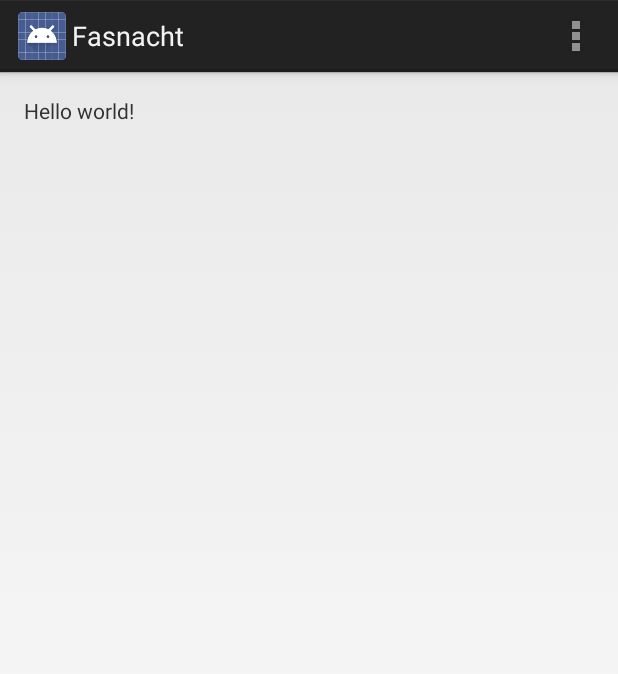
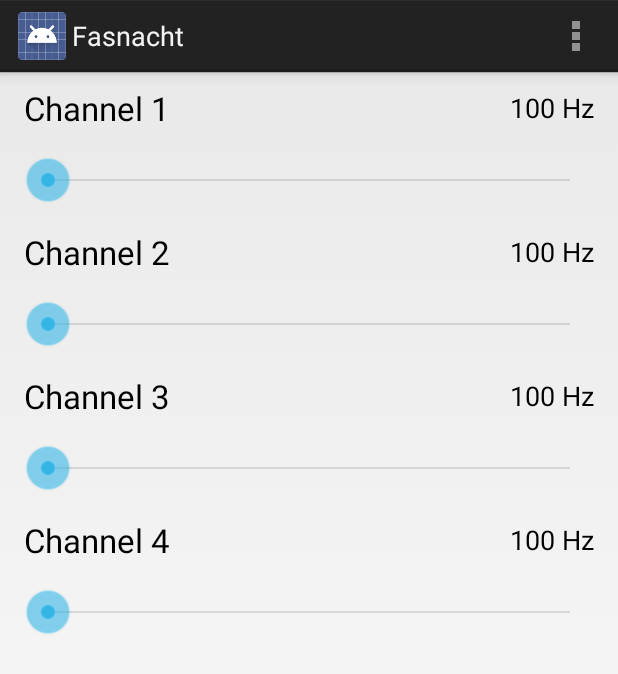
Before and after one commit to fabian/fasnacht2014, an Android app: the screen it shows after launch (ChannelFrequency), on a phone screen of 412 x 824 dp. Shown: the top 674 px of the screen. Run offline under Robolectric (Android 15) with nearby library versions, the phone set to English and light mode, and no system bars.

Commit message:
Added ui elements and representation in code.

```diff
--- a/android/Fasnacht/Fasnacht/src/main/java/eddy/fasnacht/ChannelFrequency.java
+++ b/android/Fasnacht/Fasnacht/src/main/java/eddy/fasnacht/ChannelFrequency.java
@@ -1,30 +1,98 @@
 package eddy.fasnacht;
 
 import android.app.Activity;
-import android.app.ActionBar;
-import android.app.Fragment;
 import android.os.Bundle;
-import android.view.LayoutInflater;
 import android.view.Menu;
 import android.view.MenuItem;
 import android.view.View;
-import android.view.ViewGroup;
-import android.os.Build;
+import android.widget.SeekBar;
+import android.widget.TextView;
 
+import static android.widget.SeekBar.OnSeekBarChangeListener;
+
+/**
+ * Channel frequency ui. Displays one seekbar for each channel_frequency_item. Allows the user to
+ * set a frequency per channel_frequency_item.
+ *
+ * TODO: set correct vaulues for min and max frequency.
+ * NICE: save frequencies when closing application.
+ *
+ * @author adrian
+ */
 public class ChannelFrequency extends Activity {
+
+    /**
+     * Maximum frequency allowed.
+     */
+    private static final int MAX_FREQUENCY = 1000;
+
+    /**
+     * Minimum frequency allowed.
+     */
+    private static final int MIN_FREQUENCY = 100;
+
+    /**
+     * Code representation of one channel_frequency_item in ui.
+     */
+    private static class ChannelFrequencyItem {
+
+        private Activity activity;
+        private TextView textTitle;
+        private TextView textDetail;
+        private SeekBar seekBar;
+
+        private int frequency = MIN_FREQUENCY;
+
+        public ChannelFrequencyItem(Activity activity, View view, int channelId) {
+            this.activity = activity;
+            textTitle = (TextView) view.findViewById(R.id.textTitle);
+            textDetail = (TextView) view.findViewById(R.id.textDetail);
+            seekBar = (SeekBar) view.findViewById(R.id.seekBar);
+
+            textTitle.setText(activity.getText(R.string.channel) + " " + channelId);
+            seekBar.setMax(MAX_FREQUENCY + MIN_FREQUENCY);
+            seekBar.setOnSeekBarChangeListener(new OnSeekBarChangeListener() {
+                @Override
+                public void onProgressChanged(SeekBar seekBar, int progress, boolean fromUser) {
+                    frequency = progress + MIN_FREQUENCY;
+                    updateDetailText();
+                }
+
+                @Override
+                public void onStartTrackingTouch(SeekBar seekBar) {
+                }
+
+                @Override
+                public void onStopTrackingTouch(SeekBar seekBar) {
+                }
+            });
+
+            updateDetailText();
+        }
+
+        private void updateDetailText() {
+            textDetail.setText(frequency + " " + activity.getText(R.string.hz));
+        }
+    }
+
+    /**
+     * Array of channel items.
+     */
+    private ChannelFrequencyItem[] channelItems = new ChannelFrequencyItem[4];
 
     @Override
     protected void onCreate(Bundle savedInstanceState) {
         super.onCreate(savedInstanceState);
         setContentView(R.layout.activity_channel_frequency);
-
-        if (savedInstanceState == null) {
-            getFragmentManager().beginTransaction()
-                    .add(R.id.container, new PlaceholderFragment())
-                    .commit();
-        }
+        channelItems[0] =
+                new ChannelFrequencyItem(this, findViewById(R.id.channel_frequency_item_1), 1);
+        channelItems[1] =
+                new ChannelFrequencyItem(this, findViewById(R.id.channel_frequency_item_2), 2);
+        channelItems[2] =
+                new ChannelFrequencyItem(this, findViewById(R.id.channel_frequency_item_3), 3);
+        channelItems[3] =
+                new ChannelFrequencyItem(this, findViewById(R.id.channel_frequency_item_4), 4);
     }
-
 
     @Override
     public boolean onCreateOptionsMenu(Menu menu) {
@@ -45,21 +113,4 @@ public class ChannelFrequency extends Activity {
         }
         return super.onOptionsItemSelected(item);
     }
-
-    /**
-     * A placeholder fragment containing a simple view.
-     */
-    public static class PlaceholderFragment extends Fragment {
-
-        public PlaceholderFragment() {
-        }
-
-        @Override
-        public View onCreateView(LayoutInflater inflater, ViewGroup container,
-                Bundle savedInstanceState) {
-            View rootView = inflater.inflate(R.layout.fragment_channel_frequency, container, false);
-            return rootView;
-        }
-    }
-
 }
--- a/android/Fasnacht/Fasnacht/src/main/res/layout/activity_channel_frequency.xml
+++ b/android/Fasnacht/Fasnacht/src/main/res/layout/activity_channel_frequency.xml
@@ -1,7 +1,33 @@
-<FrameLayout xmlns:android="http://schemas.android.com/apk/res/android"
-    xmlns:tools="http://schemas.android.com/tools"
-    android:id="@+id/container"
-    android:layout_width="match_parent"
-    android:layout_height="match_parent"
-    tools:context="eddy.fasnacht.ChannelFrequency"
-    tools:ignore="MergeRootFrame" />
+<LinearLayout
+    android:orientation="vertical"
+    android:layout_width="fill_parent"
+    android:layout_height="fill_parent"
+    android:paddingLeft="16dp"
+    android:paddingRight="16dp"
+    xmlns:android="http://schemas.android.com/apk/res/android">
+
+    <include
+        android:id="@+id/channel_frequency_item_1"
+        android:layout_width="fill_parent"
+        android:layout_height="wrap_content"
+        layout="@layout/channel_frequency_item" />
+
+    <include
+        android:id="@+id/channel_frequency_item_2"
+        android:layout_width="fill_parent"
+        android:layout_height="wrap_content"
+        layout="@layout/channel_frequency_item" />
+
+    <include
+        android:id="@+id/channel_frequency_item_3"
+        android:layout_width="fill_parent"
+        android:layout_height="wrap_content"
+        layout="@layout/channel_frequency_item" />
+
+    <include
+        android:id="@+id/channel_frequency_item_4"
+        android:layout_width="fill_parent"
+        android:layout_height="wrap_content"
+        layout="@layout/channel_frequency_item" />
+
+</LinearLayout>
--- /dev/null
+++ b/android/Fasnacht/Fasnacht/src/main/res/layout/channel_frequency_item.xml
@@ -0,0 +1,41 @@
+<?xml version="1.0" encoding="utf-8"?>
+
+<LinearLayout xmlns:android="http://schemas.android.com/apk/res/android"
+    android:orientation="vertical" android:layout_width="match_parent"
+    android:layout_height="96dp">
+
+
+    <LinearLayout
+        android:orientation="horizontal"
+        android:layout_width="match_parent"
+        android:layout_height="48dp">
+
+        <TextView
+            android:layout_width="wrap_content"
+            android:layout_height="wrap_content"
+            android:layout_gravity="center_vertical|left"
+            android:textAppearance="?android:attr/textAppearanceLarge"
+            android:id="@+id/textTitle" />
+
+        <TextView
+            android:layout_width="fill_parent"
+            android:layout_height="wrap_content"
+            android:layout_gravity="center_vertical|right"
+            android:gravity="right"
+            android:textAppearance="?android:attr/textAppearanceMedium"
+            android:id="@+id/textDetail" />
+    </LinearLayout>
+
+    <LinearLayout
+        android:orientation="horizontal"
+        android:layout_width="match_parent"
+        android:layout_height="48dp">
+
+        <SeekBar
+            android:layout_width="match_parent"
+            android:layout_height="wrap_content"
+            android:layout_gravity="center"
+            android:id="@+id/seekBar" />
+
+    </LinearLayout>
+</LinearLayout>
--- a/android/Fasnacht/Fasnacht/src/main/res/layout/fragment_channel_frequency.xml
+++ /dev/null
@@ -1,16 +0,0 @@
-<RelativeLayout xmlns:android="http://schemas.android.com/apk/res/android"
-    xmlns:tools="http://schemas.android.com/tools"
-    android:layout_width="match_parent"
-    android:layout_height="match_parent"
-    android:paddingLeft="@dimen/activity_horizontal_margin"
-    android:paddingRight="@dimen/activity_horizontal_margin"
-    android:paddingTop="@dimen/activity_vertical_margin"
-    android:paddingBottom="@dimen/activity_vertical_margin"
-    tools:context="eddy.fasnacht.ChannelFrequency$PlaceholderFragment">
-
-    <TextView
-        android:text="@string/hello_world"
-        android:layout_width="wrap_content"
-        android:layout_height="wrap_content" />
-
-</RelativeLayout>
--- a/android/Fasnacht/Fasnacht/src/main/res/values/strings.xml
+++ b/android/Fasnacht/Fasnacht/src/main/res/values/strings.xml
@@ -2,7 +2,8 @@
 <resources>
 
     <string name="app_name">Fasnacht</string>
-    <string name="hello_world">Hello world!</string>
+    <string name="channel">Channel</string>
+    <string name="hz">Hz</string>
     <string name="action_settings">Settings</string>
 
 </resources>
```
